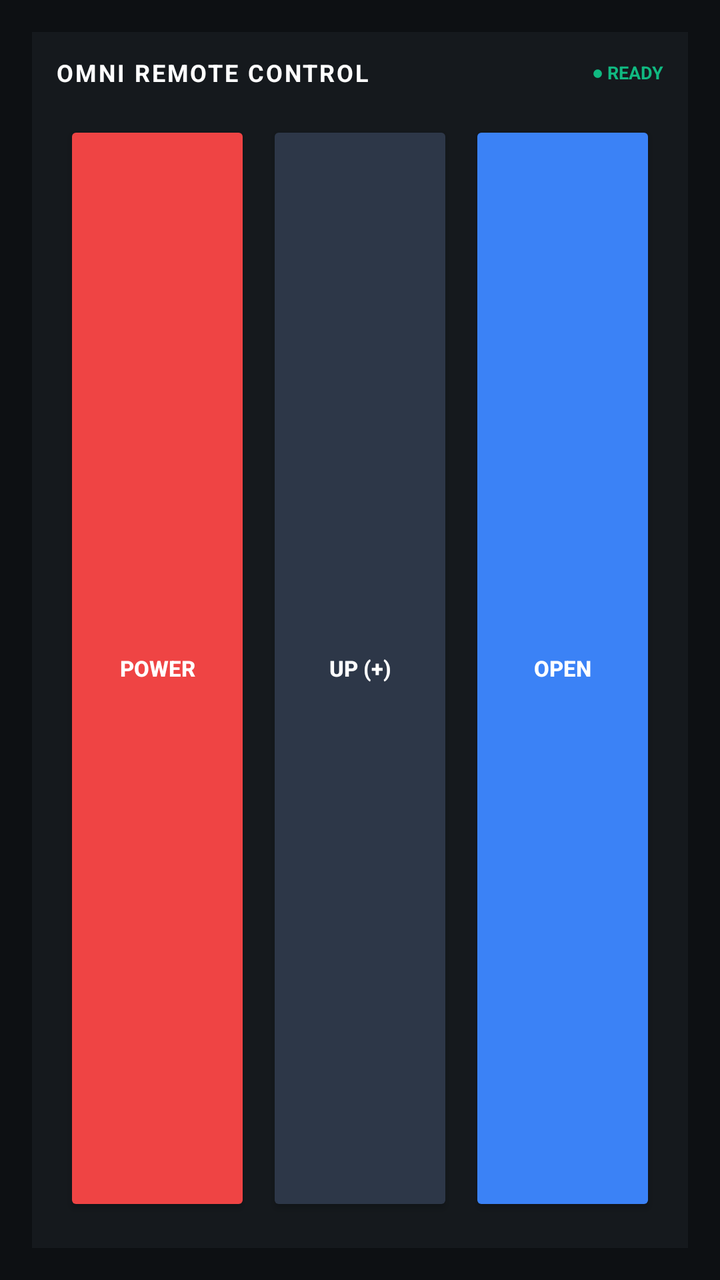
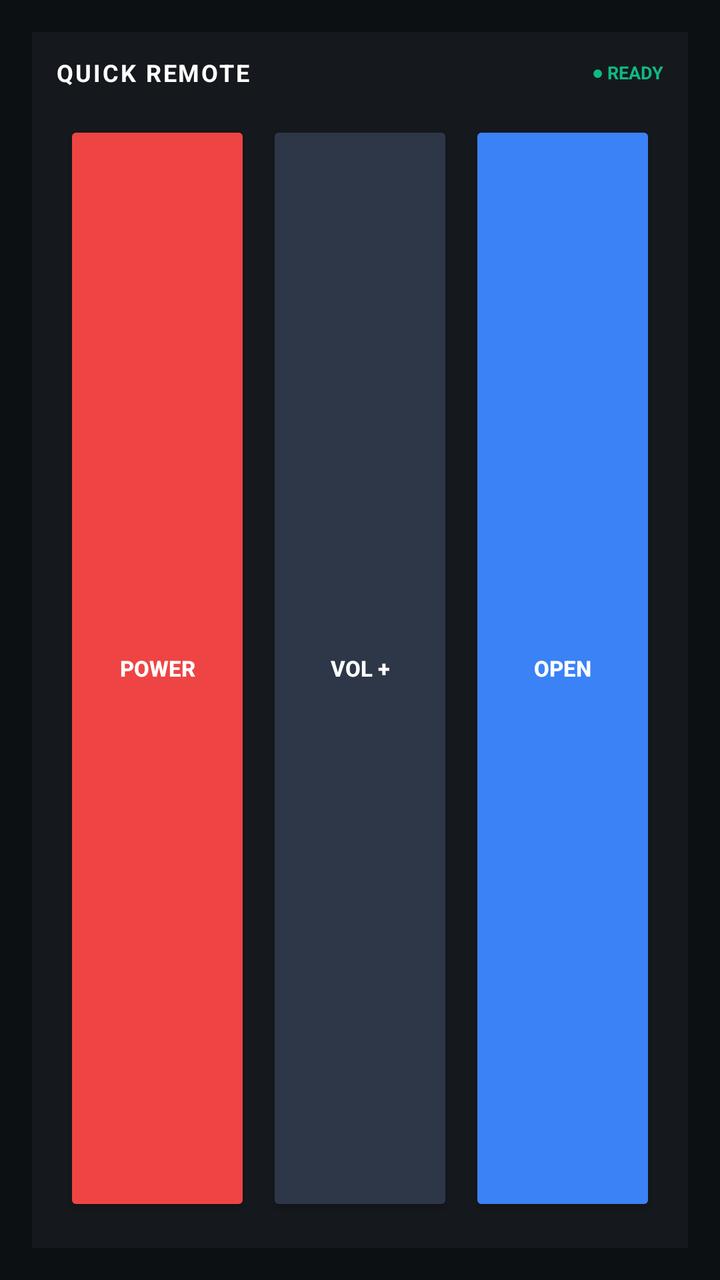

An Android layout rendered at two revisions. The XML below is the earlier revision; the diff shows what the commit changed to produce the second picture.
<!-- AndroidManifest.xml: application theme Theme.AnyRemote -->
<!-- res/layout/remote_widget.xml -->
<?xml version="1.0" encoding="utf-8"?>
<RelativeLayout xmlns:android="http://schemas.android.com/apk/res/android"
    android:layout_width="match_parent"
    android:layout_height="match_parent"
    android:padding="16dp"
    android:background="#0D1013">

    <LinearLayout
        android:layout_width="match_parent"
        android:layout_height="match_parent"
        android:orientation="vertical"
        android:background="#15191D"
        android:padding="12dp">

        <LinearLayout
            android:layout_width="match_parent"
            android:layout_height="wrap_content"
            android:orientation="horizontal"
            android:gravity="center_vertical"
            android:layout_marginBottom="12dp">
            
            <TextView
                android:layout_width="0dp"
                android:layout_height="wrap_content"
                android:layout_weight="1"
                android:text="OMNI REMOTE CONTROL"
                android:textColor="#FFFFFF"
                android:textSize="12sp"
                android:textStyle="bold"
                android:letterSpacing="0.08"/>

            <TextView
                android:layout_width="wrap_content"
                android:layout_height="wrap_content"
                android:text="● READY"
                android:textColor="#10B981"
                android:textSize="9sp"
                android:textStyle="bold" />
        </LinearLayout>

        <LinearLayout
            android:layout_width="match_parent"
            android:layout_height="match_parent"
            android:orientation="horizontal"
            android:gravity="center"
            android:weightSum="3">

            <Button
                android:id="@+id/btn_widget_power"
                android:layout_width="0dp"
                android:layout_height="match_parent"
                android:layout_weight="1"
                android:layout_margin="4dp"
                android:backgroundTint="#EF4444"
                android:textColor="#FFFFFF"
                android:text="POWER"
                android:textSize="11sp"
                android:textStyle="bold" />

            <Button
                android:id="@+id/btn_widget_up"
                android:layout_width="0dp"
                android:layout_height="match_parent"
                android:layout_weight="1"
                android:layout_margin="4dp"
                android:backgroundTint="#2D3748"
                android:textColor="#FFFFFF"
                android:text="UP (+)"
                android:textSize="11sp"
                android:textStyle="bold" />

            <Button
                android:id="@+id/btn_widget_open"
                android:layout_width="0dp"
                android:layout_height="match_parent"
                android:layout_weight="1"
                android:layout_margin="4dp"
                android:backgroundTint="#3B82F6"
                android:textColor="#FFFFFF"
                android:text="OPEN"
                android:textSize="11sp"
                android:textStyle="bold" />

        </LinearLayout>
    </LinearLayout>
</RelativeLayout>
<!-- resources referenced by this layout -->
<resources>
  <style name="Theme.AnyRemote" parent="android:Theme.Material.Light.NoActionBar">
          <item name="android:windowBackground">@color/window_background</item>
      </style>
  <color name="window_background">#F4F6F9</color>
</resources>

<!-- the commit's change to res/layout/remote_widget.xml (unified diff, before → after) -->
@@ -23,7 +23,7 @@
                 android:layout_width="0dp"
                 android:layout_height="wrap_content"
                 android:layout_weight="1"
-                android:text="OMNI REMOTE CONTROL"
+                android:text="@string/widget_title"
                 android:textColor="#FFFFFF"
                 android:textSize="12sp"
                 android:textStyle="bold"
@@ -32,7 +32,7 @@
             <TextView
                 android:layout_width="wrap_content"
                 android:layout_height="wrap_content"
-                android:text="● READY"
+                android:text="@string/widget_ready"
                 android:textColor="#10B981"
                 android:textSize="9sp"
                 android:textStyle="bold" />
@@ -53,7 +53,7 @@
                 android:layout_margin="4dp"
                 android:backgroundTint="#EF4444"
                 android:textColor="#FFFFFF"
-                android:text="POWER"
+                android:text="@string/widget_power"
                 android:textSize="11sp"
                 android:textStyle="bold" />
 
@@ -65,7 +65,7 @@
                 android:layout_margin="4dp"
                 android:backgroundTint="#2D3748"
                 android:textColor="#FFFFFF"
-                android:text="UP (+)"
+                android:text="@string/widget_volume_up"
                 android:textSize="11sp"
                 android:textStyle="bold" />
 
@@ -77,7 +77,7 @@
                 android:layout_margin="4dp"
                 android:backgroundTint="#3B82F6"
                 android:textColor="#FFFFFF"
-                android:text="OPEN"
+                android:text="@string/widget_open"
                 android:textSize="11sp"
                 android:textStyle="bold" />
 
<!-- resource entries referenced after the edit -->
@@ -1,5 +1,10 @@
 <!-- resources referenced by this layout -->
 <resources>
+  <string name="widget_open">OPEN</string>
+  <string name="widget_power">POWER</string>
+  <string name="widget_ready">● READY</string>
+  <string name="widget_title">QUICK REMOTE</string>
+  <string name="widget_volume_up">VOL +</string>
   <style name="Theme.AnyRemote" parent="android:Theme.Material.Light.NoActionBar">
           <item name="android:windowBackground">@color/window_background</item>
       </style>
